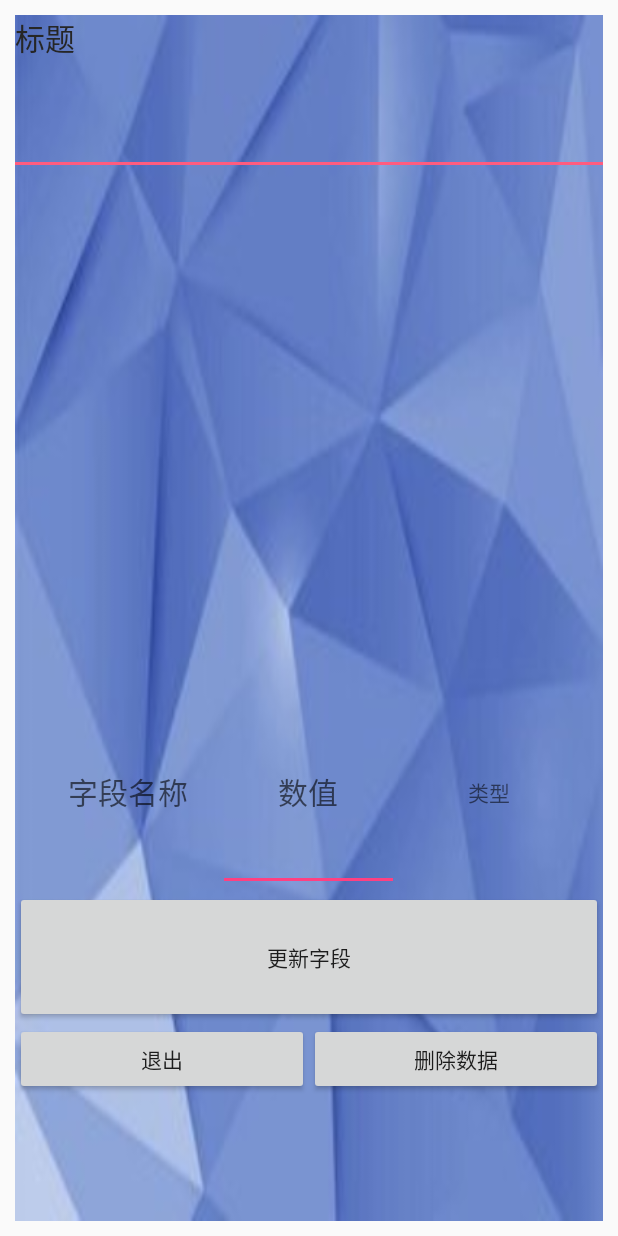
After one commit to aiLeslie/SQLite, an Android app: the layout option_delete_table.xml on its own in the app's theme, with its tools: preview values and no code run, on a phone screen of 412 x 824 dp. The commit adds this screen. Run offline under Robolectric (Android 15) with nearby library versions, the phone set to English and light mode, and no system bars.

Commit message:
增加数据库删除多条数据功能 修改更新数据字符串类型带双引号的bug

```diff
--- a/build.gradle
+++ b/build.gradle
@@ -7,7 +7,7 @@ buildscript {
         jcenter()
     }
     dependencies {
-        classpath 'com.android.tools.build:gradle:3.1.4'
+        classpath 'com.android.tools.build:gradle:3.2.0'
 
 
         // NOTE: Do not place your application dependencies here; they belong
--- /dev/null
+++ b/litepal/src/main/res/layout/option_delete_table.xml
@@ -0,0 +1,103 @@
+<?xml version="1.0" encoding="UTF-8"?>
+<LinearLayout xmlns:android="http://schemas.android.com/apk/res/android"
+    android:layout_width="match_parent"
+    android:layout_height="match_parent"
+    android:layout_margin="10dp"
+    android:animateLayoutChanges="true"
+    android:background="@drawable/crystal"
+    android:orientation="vertical">
+
+    <TextView
+        android:id="@+id/title"
+        android:layout_width="match_parent"
+        android:layout_height="0dp"
+        android:layout_weight="1"
+        android:onClick="dismiss"
+        android:text="@string/title"
+        android:textColor="#262626"
+        android:textSize="20sp" />
+
+    <TextView
+
+        android:layout_width="match_parent"
+        android:layout_height="2dp"
+        android:layout_marginTop="10dp"
+        android:background="#ff5c7f" />
+
+    <ListView
+        android:id="@+id/listView"
+        android:layout_width="match_parent"
+        android:layout_height="0dp"
+        android:layout_weight="4"></ListView>
+
+
+    <LinearLayout
+        android:layout_width="match_parent"
+        android:layout_height="0dp"
+        android:layout_marginLeft="15dp"
+        android:layout_marginRight="15dp"
+        android:layout_weight="1.5"
+        android:animateLayoutChanges="true"
+        android:orientation="horizontal">
+
+        <TextView
+            android:id="@+id/edit_field"
+            android:layout_width="0dp"
+            android:layout_height="match_parent"
+            android:layout_weight="1"
+            android:gravity="center"
+            android:hint="字段名称"
+            android:inputType=""
+            android:textSize="20sp" />
+
+        <EditText
+            android:id="@+id/edit_value"
+            android:layout_width="0dp"
+            android:layout_height="match_parent"
+            android:layout_weight="1"
+            android:gravity="center"
+            android:hint="数值"
+            android:inputType=""
+            android:textSize="20sp" />
+
+
+        <TextView
+            android:id="@+id/editType"
+            android:layout_width="0dp"
+            android:layout_height="match_parent"
+            android:layout_weight="1"
+            android:gravity="center"
+            android:text="类型" />
+    </LinearLayout>
+
+
+
+    <Button
+        android:id="@+id/buttonAdd"
+        android:layout_width="match_parent"
+        android:layout_height="0dp"
+        android:layout_weight="1"
+        android:text="更新字段" />
+
+    <LinearLayout
+        android:layout_width="match_parent"
+        android:layout_height="0dp"
+        android:layout_weight="1.5"
+        android:orientation="horizontal">
+
+        <Button
+            android:id="@+id/buttonCancel"
+            android:layout_width="0dp"
+            android:layout_height="wrap_content"
+            android:layout_weight="1"
+            android:text="@string/cancel" />
+
+        <Button
+            android:id="@+id/buttonOK"
+            android:layout_width="0dp"
+            android:layout_height="wrap_content"
+            android:layout_weight="1"
+            android:text="删除数据" />
+
+    </LinearLayout>
+</LinearLayout>
--- a/litepal/src/main/res/menu/setting_item.xml
+++ b/litepal/src/main/res/menu/setting_item.xml
@@ -9,9 +9,11 @@
     <item
         android:id="@+id/insertTable"
         android:title="插入数据"/>
-
     <item
         android:id="@+id/updateTable"
         android:title="更新数据"/>
+    <item
+        android:id="@+id/deteTable"
+        android:title="删除数据"/>
 
 </menu>
```
Also changed, not shown: litepal/src/main/java/com/leslie/codebase/litepal/MainActivity.java (+119 -25 lines), litepal/src/main/java/com/leslie/codebase/litepal/sql/SqlControlor.java (+109 -16 lines), litepal/src/main/java/com/leslie/codebase/litepal/sql/SqlUtil.java (+16 -14 lines), gradle/wrapper/gradle-wrapper.properties.
